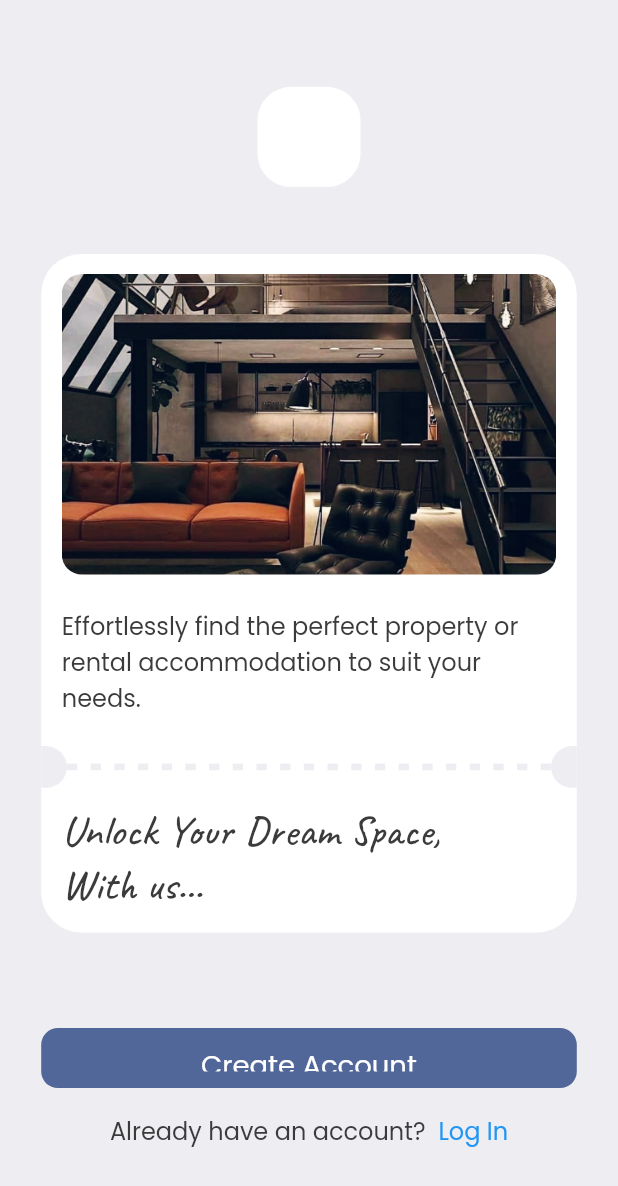
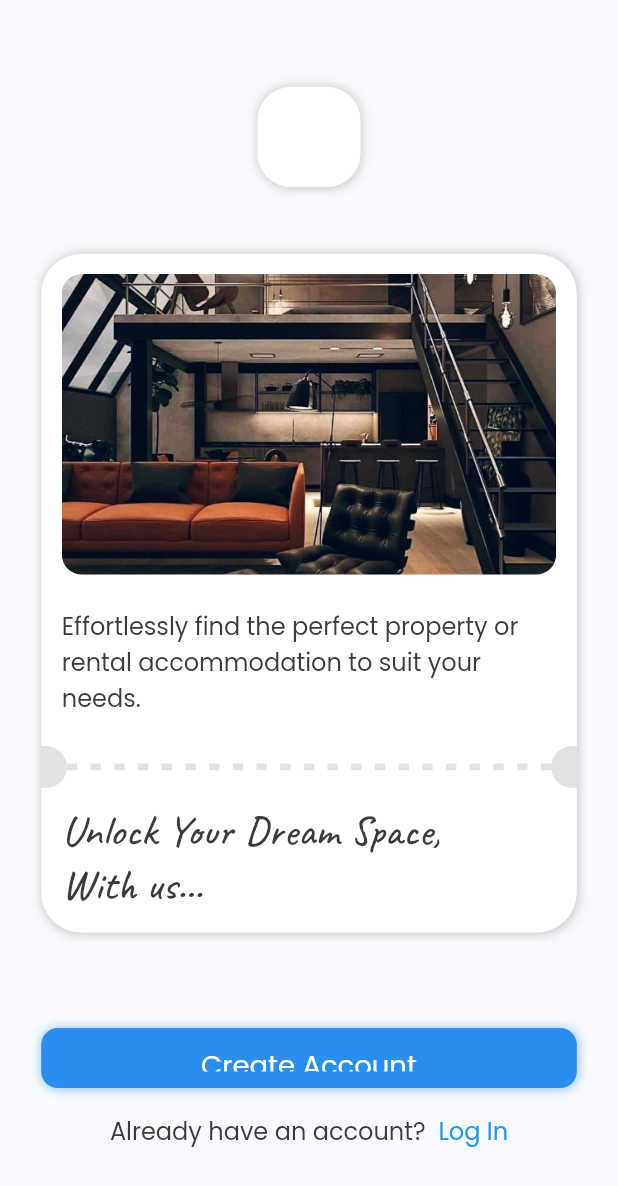
Before and after one commit to harshbhanderi22/pg_hostel_rent_service_app_flutter, a Flutter app: the screen it shows after launch, on a phone screen of 412 x 824 dp. Shown: the top 1186 px of the screen. Run offline on Flutter 3.47's test engine with Material 2 defaults, Android fonts, the phone set to English and light mode, and no system bars; our stand-ins replace firebase_core, flutter_screenutil, fluttertoast, google_fonts; accounts and stored records are empty.

Commit message:
small changes

```diff
--- a/lib/Utils/Components/button.dart
+++ b/lib/Utils/Components/button.dart
@@ -20,6 +20,7 @@ class Button extends StatelessWidget {
         decoration: BoxDecoration(
           color: Styles.darkPrimaryColor,
           borderRadius: BorderRadius.circular(10.r),
+          boxShadow: [Styles.blueShadow],
         ),
         child: Center(
             child: child),
--- a/lib/Utils/Components/common_textfield.dart
+++ b/lib/Utils/Components/common_textfield.dart
@@ -1,4 +1,4 @@
-import 'dart:ffi';
+// import 'dart:ffi';
 
 import 'package:flutter/material.dart';
 import 'package:flutter_screenutil/flutter_screenutil.dart';
--- a/lib/Utils/Components/intro_card.dart
+++ b/lib/Utils/Components/intro_card.dart
@@ -14,6 +14,10 @@ class IntroCard extends StatelessWidget {
       decoration: BoxDecoration(
         borderRadius: BorderRadius.circular(24.r),
         color: Colors.white,
+
+        boxShadow: [
+      Styles.greyShadow
+    ],
       ),
       child: Column(
         crossAxisAlignment: CrossAxisAlignment.start,
@@ -46,7 +50,7 @@ class IntroCard extends StatelessWidget {
                 width: 15.w,
                 child: DecoratedBox(
                   decoration: BoxDecoration(
-                      color: Styles.bgColor,
+                      color: Colors.grey.withOpacity(0.3),
                       borderRadius: BorderRadius.only(
                         topRight: Radius.circular(15.r),
                         bottomRight: Radius.circular(15.r),
@@ -67,7 +71,7 @@ class IntroCard extends StatelessWidget {
                                 height: 4.h,
                                 child: DecoratedBox(
                                   decoration: BoxDecoration(
-                                    color: Styles.bgColor,
+                                    color: Colors.grey.withOpacity(0.3),
                                   ),
                                 ),
                               )),
@@ -80,7 +84,7 @@ class IntroCard extends StatelessWidget {
                 width: 15.w,
                 child: DecoratedBox(
                   decoration: BoxDecoration(
-                      color: Styles.bgColor,
+                      color: Colors.grey.withOpacity(0.3),
                       borderRadius: BorderRadius.only(
                         topLeft: Radius.circular(15.r),
                         bottomLeft: Radius.circular(15.r),
--- a/lib/Utils/Components/logo_box.dart
+++ b/lib/Utils/Components/logo_box.dart
@@ -1,5 +1,6 @@
 import 'package:flutter/material.dart';
 import 'package:flutter_screenutil/flutter_screenutil.dart';
+import 'package:real/Utils/app_styles.dart';
 
 class LogoBox extends StatelessWidget {
   const LogoBox({
@@ -13,7 +14,8 @@ class LogoBox extends StatelessWidget {
       height: 60.h,
       width: 60.w,
       decoration: BoxDecoration(
-          color: Colors.white, borderRadius: BorderRadius.circular(20.r)),
+          color: Colors.white, borderRadius: BorderRadius.circular(20.r),
+          boxShadow: [Styles.greyShadow]),
     );
   }
 }
--- a/lib/Utils/Routes/route_name.dart
+++ b/lib/Utils/Routes/route_name.dart
@@ -2,4 +2,5 @@ class RoutesName {
   static const loginScreen = "login_screen";
   static const signUpScreen = "signup_screen";
   static const introScreen = "intro_screen";
+  static const homeScreen = "home_screen";
 }
--- a/lib/Utils/app_styles.dart
+++ b/lib/Utils/app_styles.dart
@@ -7,9 +7,28 @@ class Styles {
   //Theme Colors..
   static Color primaryColor = primary;
   static Color textColor = const Color(0xFF3b3b3b);
-  static Color bgColor = const Color(0xFFeeedf2);
-  static Color darkPrimaryColor = const Color(0xFF526799);
+  //static Color bgColor = const Color(0xFFeeedf2);
+  static Color bgColor = const Color(0xffF9FAFD);
+  //static Color darkPrimaryColor = const Color(0xFF526799);
+  static Color darkPrimaryColor = const Color(0xff2A8EF0);
   static Color darkBlueColor = const Color(0xD91130CE);
+
+  //Shadow type..
+  static BoxShadow greyShadow =
+      BoxShadow(
+        color: Colors.grey.withOpacity(0.5),
+        spreadRadius: 0.5,
+        blurRadius: 5,
+        offset: const  Offset(0.5, 0.5), // changes position of shadow
+      );
+        static BoxShadow blueShadow =
+      BoxShadow(
+        color: darkPrimaryColor.withOpacity(0.5),
+        spreadRadius: 0.5,
+        blurRadius: 5,
+        offset: const  Offset(0.5, 0.5), // changes position of shadow
+      );
+
 
   //Text Styles..
   static TextStyle textStyle =
```
Also changed, not shown: lib/View/home_screen.dart (added).
